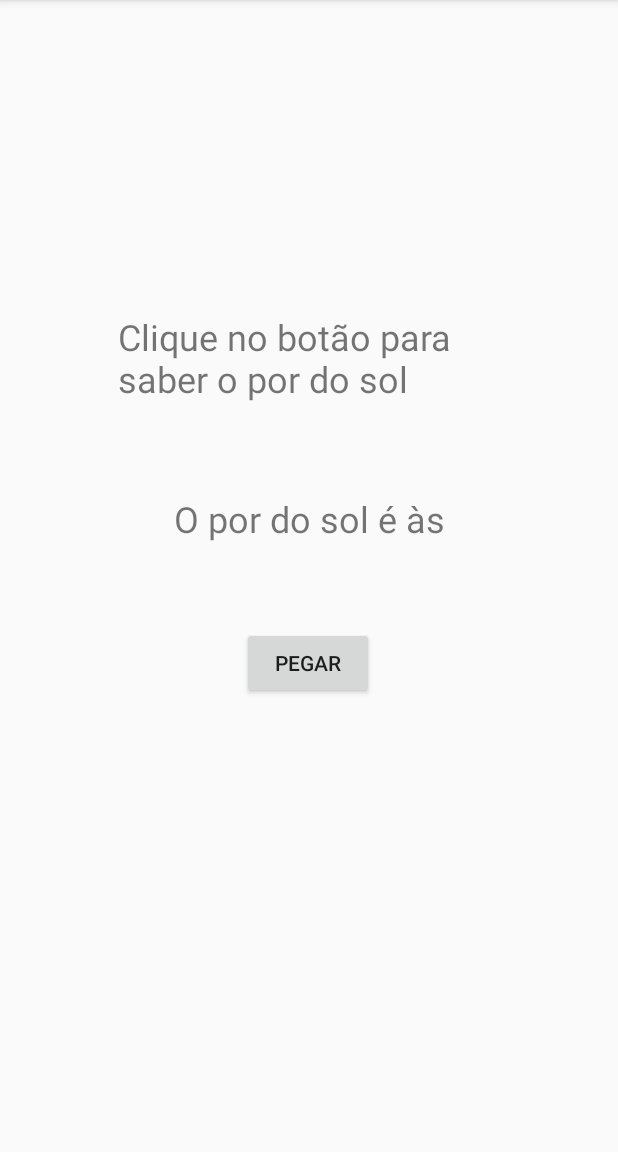
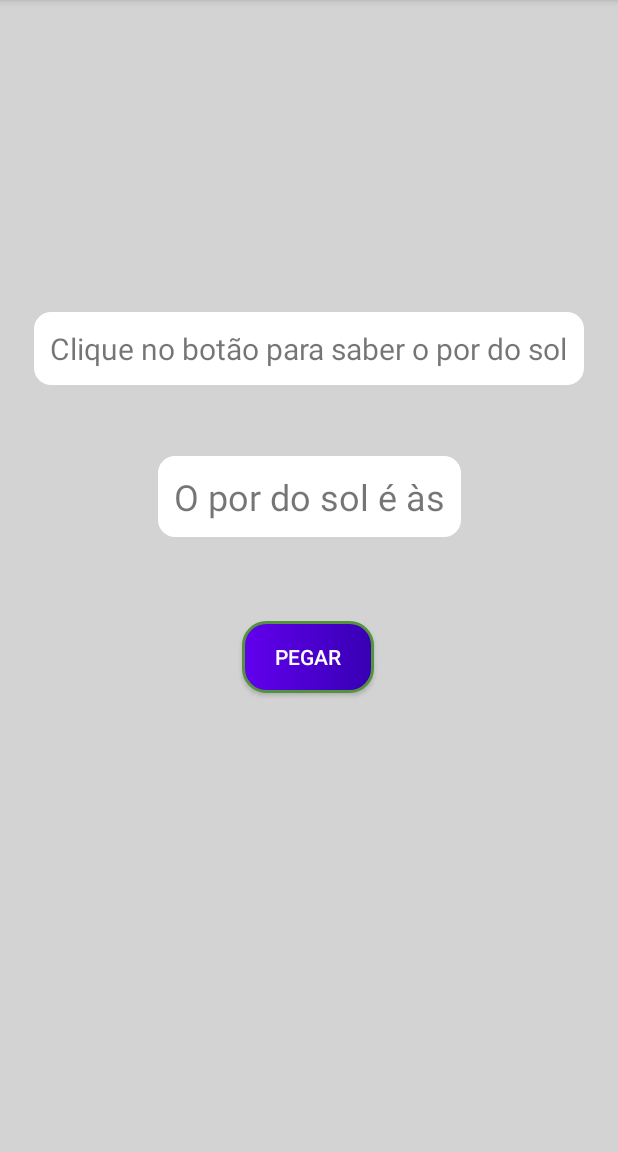
Before and after one commit to gabrielfvf7/kotlinAndroid, an Android app: the screen it shows after launch (MainActivity), on a phone screen of 412 x 824 dp, the part 84-1236 px from its top. Run offline under Robolectric (Android 15) with nearby library versions, the phone set to English and light mode, and no system bars.

Commit message:
Ajustes de estilo no app de por do sol

```diff
--- /dev/null
+++ b/GetSunsetApp/app/src/main/res/drawable/background.xml
@@ -0,0 +1,11 @@
+<?xml version="1.0" encoding="utf-8"?>
+<selector xmlns:android="http://schemas.android.com/apk/res/android">
+    <item>
+        <shape android:shape="rectangle">
+            <solid android:color="#FFFFFF" />
+            <corners android:radius="5pt" />
+            <padding android:top="5pt" android:left="5pt" android:right="5pt" android:bottom="5pt" />
+
+        </shape>
+    </item>
+</selector>
--- /dev/null
+++ b/GetSunsetApp/app/src/main/res/drawable/button_blue.xml
@@ -0,0 +1,23 @@
+<?xml version="1.0" encoding="utf-8"?>
+<selector xmlns:android="http://schemas.android.com/apk/res/android">
+    <item android:state_pressed="true">
+        <shape>
+            <solid android:color="#70C656"/>
+            <stroke android:color="#53933F"
+                android:width="2dp" />
+            <corners android:radius="15dp"/>
+            <padding android:bottom="3pt" android:top="3pt" android:right="3pt" android:left="3pt" />
+        </shape>
+    </item>
+
+    <item>
+        <shape>
+            <gradient android:startColor="@color/colorPrimary" android:endColor="@color/colorPrimaryDark" />
+            <stroke android:color="#53933F"
+                android:width="2dp" />
+            <corners android:radius="15dp"/>
+            <padding android:bottom="3pt" android:top="3pt" android:right="3pt" android:left="3pt" />
+
+        </shape>
+    </item>
+</selector>
--- a/GetSunsetApp/app/src/main/res/layout/activity_main.xml
+++ b/GetSunsetApp/app/src/main/res/layout/activity_main.xml
@@ -4,14 +4,17 @@
     xmlns:tools="http://schemas.android.com/tools"
     android:layout_width="match_parent"
     android:layout_height="match_parent"
+    android:background="@color/grey"
     tools:context=".MainActivity">
 
     <Button
+        android:background="@drawable/button_blue"
         android:id="@+id/btnGetSunset"
         android:layout_width="wrap_content"
         android:layout_height="wrap_content"
         android:layout_marginTop="56dp"
         android:text="Pegar"
+        android:textColor="#FFFFFF"
         app:layout_constraintEnd_toEndOf="parent"
         app:layout_constraintHorizontal_bias="0.498"
         app:layout_constraintStart_toStartOf="parent"
@@ -19,16 +22,20 @@
 
     <TextView
         android:id="@+id/txtHint"
-        android:layout_width="255dp"
-        android:layout_height="74dp"
+        android:layout_width="wrap_content"
+        android:layout_height="wrap_content"
         android:layout_marginTop="208dp"
+        android:background="@drawable/background"
         android:text="Clique no botão para saber o por do sol"
-        android:textSize="24sp"
+        android:textSize="20sp"
         app:layout_constraintEnd_toEndOf="parent"
         app:layout_constraintStart_toStartOf="parent"
         app:layout_constraintTop_toTopOf="parent" />
 
     <TextView
+
+        android:background="@drawable/background"
+        android:gravity="center"
         android:id="@+id/txtSunset"
         android:layout_width="wrap_content"
         android:layout_height="wrap_content"
--- a/GetSunsetApp/app/src/main/res/values/colors.xml
+++ b/GetSunsetApp/app/src/main/res/values/colors.xml
@@ -3,4 +3,5 @@
     <color name="colorPrimary">#6200EE</color>
     <color name="colorPrimaryDark">#3700B3</color>
     <color name="colorAccent">#03DAC5</color>
+    <color name="grey">#D4D3D3</color>
 </resources>
```
